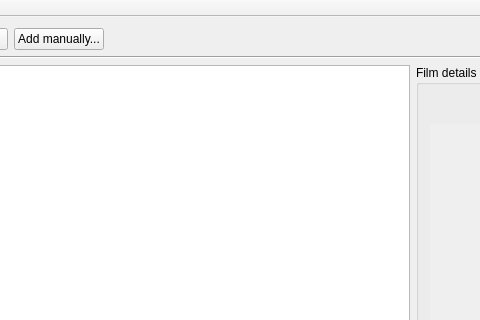
Old version of the form mainwindow.ui in the repository Tofee/artefetcher; both pictures show x 83 to 563 and y 0 to 320 of the 992 by 625 pixel window.
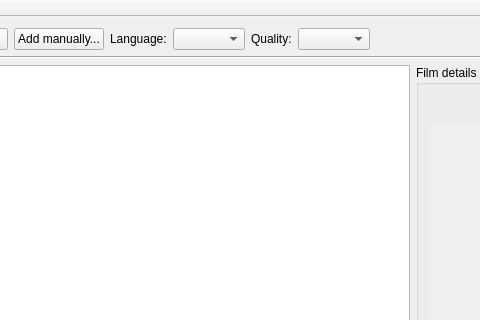
New version of the form. Icons and pictures are not drawn.

The edit to the form file:
```diff
--- a/mainwindow.ui
+++ b/mainwindow.ui
@@ -35,6 +35,26 @@
         </property>
        </widget>
       </item>
+      <item>
+       <widget class="QLabel" name="label">
+        <property name="text">
+         <string>Language:</string>
+        </property>
+       </widget>
+      </item>
+      <item>
+       <widget class="QComboBox" name="languageComboBox"/>
+      </item>
+      <item>
+       <widget class="QLabel" name="label_2">
+        <property name="text">
+         <string>Quality:</string>
+        </property>
+       </widget>
+      </item>
+      <item>
+       <widget class="QComboBox" name="qualityComboBox"/>
+      </item>
       <item>
        <spacer name="horizontalSpacer_3">
         <property name="orientation">
```
